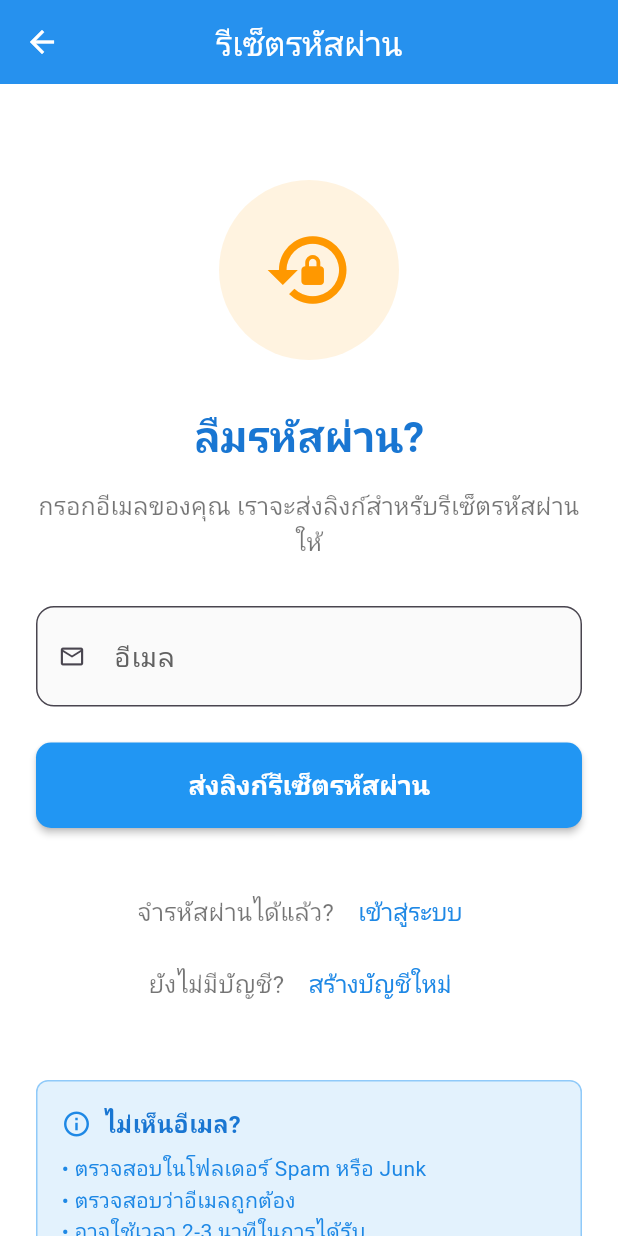
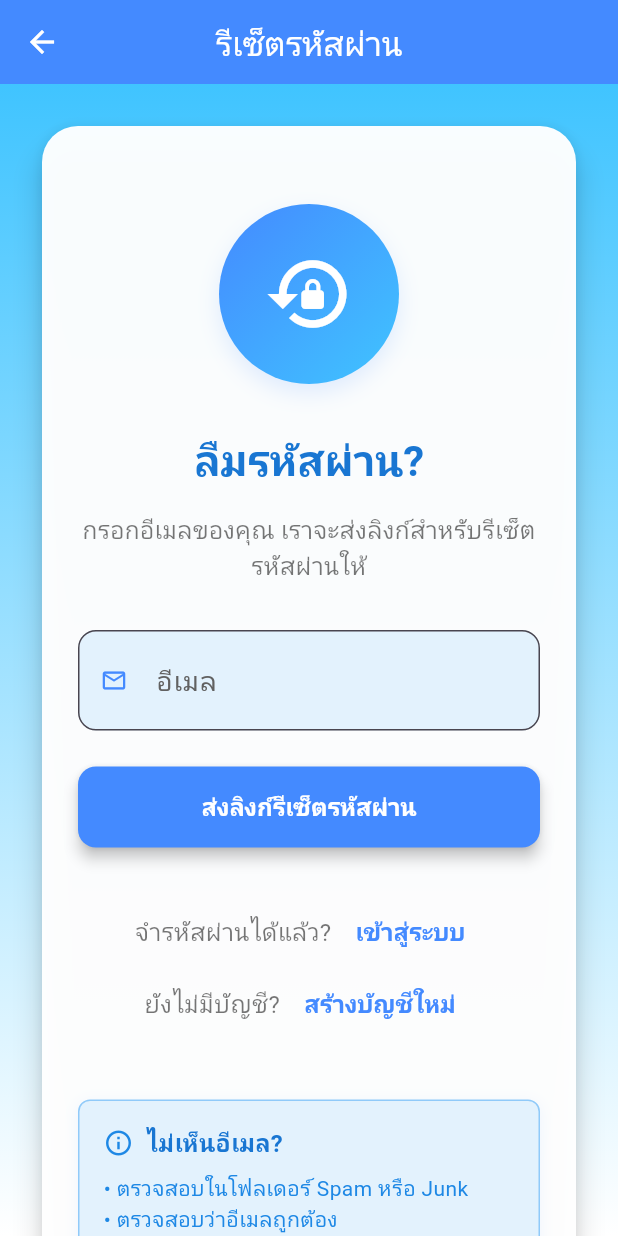
Before and after one commit to sompong47/transaction_api, a Flutter app: the ForgetPasswordScreen screen opened by its route, on a phone screen of 412 x 824 dp. Run offline on Flutter 3.47's test engine with Material 3 defaults, Android fonts, the phone set to English and light mode, and no system bars; our stand-ins replace get, hive; accounts and stored records are empty.

Commit message:
edit_commit

```diff
--- a/lib/screens/forget_pass.dart
+++ b/lib/screens/forget_pass.dart
@@ -71,35 +71,62 @@ class _ForgetPasswordScreenState extends State<ForgetPasswordScreen> {
           icon: const Icon(Icons.arrow_back),
           onPressed: () => NavigationHelper.back(),
         ),
+        backgroundColor: Colors.blueAccent,
+        elevation: 0,
       ),
-      body: SafeArea(
+      body: Container(
+        decoration: const BoxDecoration(
+          gradient: LinearGradient(
+            colors: [Colors.lightBlueAccent, Colors.white],
+            begin: Alignment.topCenter,
+            end: Alignment.bottomCenter,
+          ),
+        ),
+        child: SafeArea(
+          child: Center(
             child: SingleChildScrollView(
               padding: const EdgeInsets.all(24.0),
+              child: Card(
+                elevation: 8,
+                shape: RoundedRectangleBorder(
+                  borderRadius: BorderRadius.circular(24),
+                ),
+                color: Colors.white.withOpacity(0.97),
+                child: Padding(
+                  padding: const EdgeInsets.symmetric(horizontal: 24, vertical: 32),
                   child: Form(
                     key: _formKey,
                     child: Column(
                       mainAxisAlignment: MainAxisAlignment.center,
                       children: [
-                const SizedBox(height: 40),
-
-                // Icon
+                        const SizedBox(height: 20),
                         Container(
                           height: 120,
                           width: 120,
                           decoration: BoxDecoration(
-                    color: _emailSent ? Colors.green[50] : Colors.orange[50],
+                            gradient: LinearGradient(
+                              colors: _emailSent
+                                  ? [Colors.greenAccent, Colors.green[100]!]
+                                  : [Colors.blueAccent, Colors.lightBlueAccent],
+                              begin: Alignment.topLeft,
+                              end: Alignment.bottomRight,
+                            ),
                             shape: BoxShape.circle,
+                            boxShadow: [
+                              BoxShadow(
+                                color: Colors.blueAccent.withOpacity(0.15),
+                                blurRadius: 12,
+                                offset: const Offset(0, 6),
+                              ),
+                            ],
                           ),
                           child: Icon(
                             _emailSent ? Icons.mark_email_read : Icons.lock_reset,
                             size: 60,
-                    color: _emailSent ? Colors.green : Colors.orange,
+                            color: Colors.white,
                           ),
                         ),
-
                         const SizedBox(height: 32),
-
-                // Title and Description
                         if (!_emailSent) ...[
                           Text(
                             'ลืมรหัสผ่าน?',
@@ -108,25 +135,25 @@ class _ForgetPasswordScreenState extends State<ForgetPasswordScreen> {
                                   color: Colors.blue[700],
                                 ),
                           ),
-
                           const SizedBox(height: 16),
-
                           Text(
                             'กรอกอีเมลของคุณ เราจะส่งลิงก์สำหรับรีเซ็ตรหัสผ่านให้',
                             style: Theme.of(context).textTheme.bodyMedium,
                             textAlign: TextAlign.center,
                           ),
-
                           const SizedBox(height: 32),
-
-                  // Email Field
                           TextFormField(
                             controller: _emailController,
                             keyboardType: TextInputType.emailAddress,
-                    decoration: const InputDecoration(
+                            decoration: InputDecoration(
                               labelText: 'อีเมล',
-                      prefixIcon: Icon(Icons.email_outlined),
+                              prefixIcon: const Icon(Icons.email_outlined, color: Colors.blueAccent),
                               isDense: true,
+                              filled: true,
+                              fillColor: Colors.blue[50],
+                              border: OutlineInputBorder(
+                                borderRadius: BorderRadius.circular(12),
+                              ),
                             ),
                             validator: (value) {
                               if (value == null || value.isEmpty) {
@@ -138,13 +165,18 @@ class _ForgetPasswordScreenState extends State<ForgetPasswordScreen> {
                               return null;
                             },
                           ),
-
                           const SizedBox(height: 24),
-
-                  // Send Reset Link Button
                           SizedBox(
                             width: double.infinity,
                             child: ElevatedButton(
+                              style: ElevatedButton.styleFrom(
+                                backgroundColor: Colors.blueAccent,
+                                padding: const EdgeInsets.symmetric(vertical: 16),
+                                shape: RoundedRectangleBorder(
+                                  borderRadius: BorderRadius.circular(12),
+                                ),
+                                elevation: 4,
+                              ),
                               onPressed: _isLoading ? null : _handleSendResetLink,
                               child: _isLoading
                                   ? const SizedBox(
@@ -157,11 +189,10 @@ class _ForgetPasswordScreenState extends State<ForgetPasswordScreen> {
                                         ),
                                       ),
                                     )
-                          : const Text('ส่งลิงก์รีเซ็ตรหัสผ่าน'),
+                                  : const Text('ส่งลิงก์รีเซ็ตรหัสผ่าน', style: TextStyle(fontSize: 16)),
                             ),
                           ),
                         ] else ...[
-                  // Success State
                           Text(
                             'ส่งลิงก์แล้ว!',
                             style: Theme.of(context).textTheme.headlineMedium?.copyWith(
@@ -169,9 +200,7 @@ class _ForgetPasswordScreenState extends State<ForgetPasswordScreen> {
                                   color: Colors.green[700],
                                 ),
                           ),
-
                           const SizedBox(height: 16),
-
                           RichText(
                             textAlign: TextAlign.center,
                             text: TextSpan(
@@ -191,22 +220,24 @@ class _ForgetPasswordScreenState extends State<ForgetPasswordScreen> {
                               ],
                             ),
                           ),
-
                           const SizedBox(height: 24),
-
-                  // Resend Button
                           SizedBox(
                             width: double.infinity,
                             child: OutlinedButton(
+                              style: OutlinedButton.styleFrom(
+                                foregroundColor: Colors.blueAccent,
+                                side: BorderSide(color: Colors.blueAccent),
+                                padding: const EdgeInsets.symmetric(vertical: 16),
+                                shape: RoundedRectangleBorder(
+                                  borderRadius: BorderRadius.circular(12),
+                                ),
+                              ),
                               onPressed: _resetForm,
-                      child: const Text('ส่งอีเมลใหม่'),
+                              child: const Text('ส่งอีเมลใหม่', style: TextStyle(fontSize: 16)),
                             ),
                           ),
                         ],
-
                         const SizedBox(height: 32),
-
-                // Navigation Links
                         Column(
                           children: [
                             Row(
@@ -215,33 +246,48 @@ class _ForgetPasswordScreenState extends State<ForgetPasswordScreen> {
                                 const Text('จำรหัสผ่านได้แล้ว? '),
                                 TextButton(
                                   onPressed: () => NavigationHelper.toLogin(),
-                          child: const Text('เข้าสู่ระบบ'),
+                                  child: Text(
+                                    'เข้าสู่ระบบ',
+                                    style: TextStyle(
+                                      color: Colors.blueAccent,
+                                      fontWeight: FontWeight.bold,
+                                    ),
+                                  ),
                                 ),
                               ],
                             ),
-
                             Row(
                               mainAxisAlignment: MainAxisAlignment.center,
                               children: [
                                 const Text('ยังไม่มีบัญชี? '),
                                 TextButton(
                                   onPressed: () => NavigationHelper.toRegister(),
-                          child: const Text('สร้างบัญชีใหม่'),
+                                  child: Text(
+                                    'สร้างบัญชีใหม่',
+                                    style: TextStyle(
+                                      color: Colors.blueAccent,
+                                      fontWeight: FontWeight.bold,
+                                    ),
+                                  ),
                                 ),
                               ],
                             ),
                           ],
                         ),
-
                         const SizedBox(height: 40),
-
-                // Help Text
                         Container(
                           padding: const EdgeInsets.all(16),
                           decoration: BoxDecoration(
                             color: Colors.blue[50],
                             borderRadius: BorderRadius.circular(8),
                             border: Border.all(color: Colors.blue[200]!),
+                            boxShadow: [
+                              BoxShadow(
+                                color: Colors.blueAccent.withOpacity(0.08),
+                                blurRadius: 8,
+                                offset: const Offset(0, 2),
+                              ),
+                            ],
                           ),
                           child: Column(
                             crossAxisAlignment: CrossAxisAlignment.start,
@@ -278,6 +324,10 @@ class _ForgetPasswordScreenState extends State<ForgetPasswordScreen> {
                   ),
                 ),
               ),
+            ),
+          ),
+        ),
+      ),
     );
   }
 }
```
Lines whose indentation alone changed are shown as unchanged.
